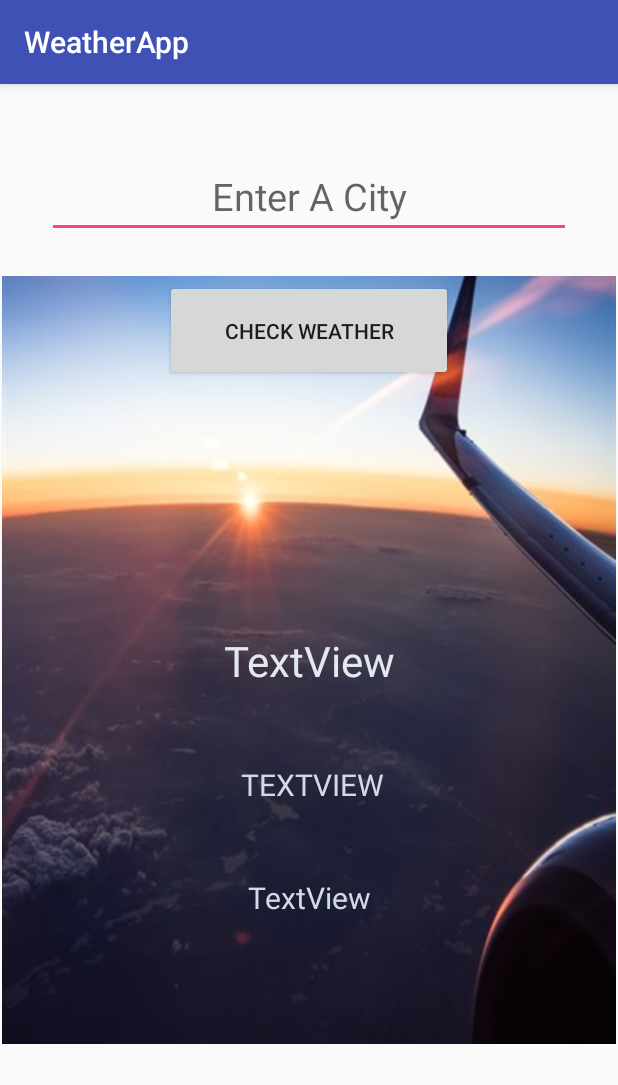
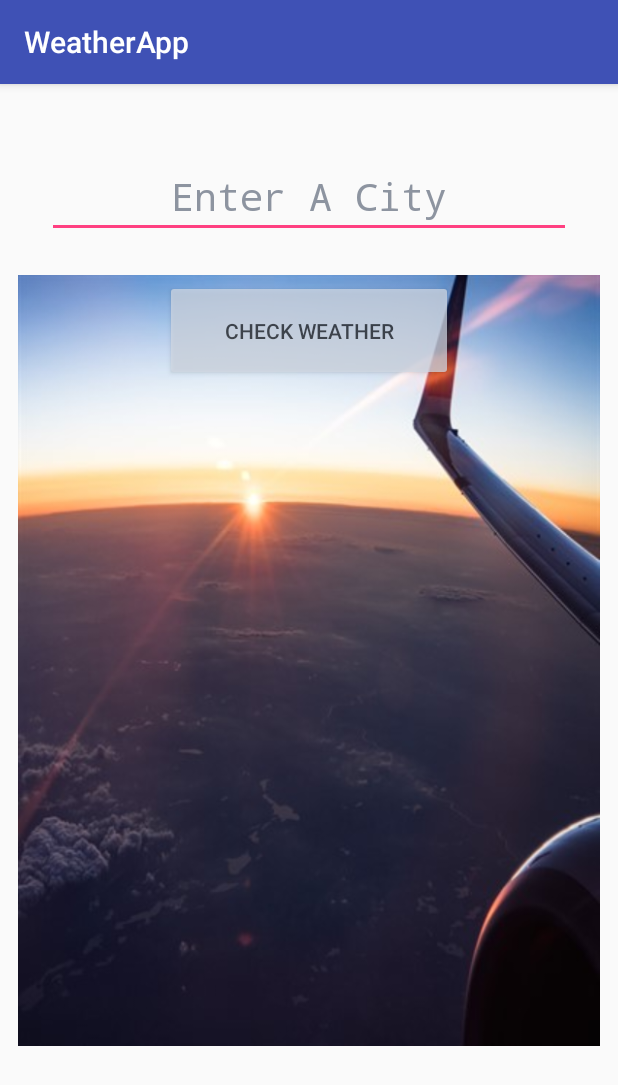
Before and after one commit to ledet20/Weather-App, an Android app: the screen it shows after launch (MainActivity), on a phone screen of 412 x 824 dp. Shown: the top 1085 px of the screen. Run offline under Robolectric (Android 15) with nearby library versions, the phone set to English and light mode, and no system bars.

Commit message:
functionality complete UI updated

```diff
--- a/app/src/main/java/com/ledetawano/weatherapp/MainActivity.java
+++ b/app/src/main/java/com/ledetawano/weatherapp/MainActivity.java
@@ -61,7 +61,6 @@ public class MainActivity extends AppCompatActivity {
         cityNameTextView = (TextView) findViewById(R.id.cityNameTextView);
         displayTempTextView = (TextView) findViewById(R.id.displayTempTextView);
         weatherDescriptionTextView = (TextView) findViewById(R.id.weatherDescriptionTextView);
-
 
     }
 
--- a/app/src/main/res/layout/activity_main.xml
+++ b/app/src/main/res/layout/activity_main.xml
@@ -10,26 +10,24 @@
 
     <ImageView
         android:id="@+id/imageView2"
-        android:layout_width="0dp"
-        android:layout_height="0dp"
+        android:layout_width="388dp"
+        android:layout_height="527dp"
+        android:layout_marginEnd="1dp"
+        android:layout_marginLeft="1dp"
+        android:layout_marginRight="1dp"
+        android:layout_marginStart="1dp"
         android:contentDescription="globe"
         android:visibility="visible"
-        app:srcCompat="@drawable/sky"
+        app:layout_constraintBottom_toBottomOf="parent"
+        app:layout_constraintLeft_toLeftOf="parent"
+        app:layout_constraintRight_toRightOf="parent"
+        app:layout_constraintTop_toTopOf="parent"
+        app:srcCompat="@drawable/background"
         tools:ignore="MissingConstraints"
-        tools:layout_constraintTop_creator="1"
+        tools:layout_constraintBottom_creator="1"
+        tools:layout_constraintLeft_creator="1"
         tools:layout_constraintRight_creator="1"
-        tools:layout_constraintBottom_creator="1"
-        android:layout_marginStart="1dp"
-        app:layout_constraintBottom_toBottomOf="parent"
-        android:layout_marginEnd="1dp"
-        app:layout_constraintRight_toRightOf="parent"
-        tools:layout_constraintLeft_creator="1"
-        app:layout_constraintLeft_toLeftOf="parent"
-        app:layout_constraintTop_toTopOf="parent"
-        android:layout_marginLeft="1dp"
-        android:layout_marginRight="1dp"
-        app:layout_constraintHorizontal_bias="0.0"
-        app:layout_constraintVertical_bias="0.0" />
+        tools:layout_constraintTop_creator="1" />
 
     <EditText
         android:id="@+id/userInputCity"
@@ -44,8 +42,13 @@
         android:gravity="center"
         android:hint="Enter A City"
         android:inputType="textNoSuggestions"
+        android:shadowColor="@color/grey"
+        android:textColor="@color/black"
+        android:textColorHighlight="@color/lightBlue"
+        android:textColorHint="@color/grey"
         android:textColorLink="?attr/colorButtonNormal"
         android:textSize="25sp"
+        android:typeface="monospace"
         app:layout_constraintLeft_toLeftOf="parent"
         app:layout_constraintRight_toRightOf="parent"
         app:layout_constraintTop_toTopOf="parent"
@@ -60,6 +63,9 @@
         android:layout_marginTop="28dp"
         android:onClick="searchForCity"
         android:text="check weather"
+        android:textColorLink="@color/grey"
+        android:backgroundTint="@color/lightBlue"
+        android:alpha="0.73"
         app:layout_constraintLeft_toLeftOf="parent"
         app:layout_constraintRight_toRightOf="parent"
         app:layout_constraintTop_toBottomOf="@+id/userInputCity"
@@ -72,20 +78,20 @@
         android:layout_width="0dp"
         android:layout_height="56dp"
         android:layout_marginEnd="66dp"
+        android:layout_marginLeft="66dp"
+        android:layout_marginRight="66dp"
         android:layout_marginStart="66dp"
+        android:layout_marginTop="32dp"
         android:gravity="center"
-        android:text=" TEXTVIEW"
+        android:textColor="@color/lightBlue"
         android:textSize="20sp"
-        tools:layout_constraintTop_creator="1"
-        tools:layout_constraintRight_creator="1"
+        android:typeface="monospace"
+        app:layout_constraintLeft_toLeftOf="parent"
         app:layout_constraintRight_toRightOf="parent"
-        android:layout_marginTop="32dp"
         app:layout_constraintTop_toBottomOf="@+id/cityNameTextView"
         tools:layout_constraintLeft_creator="1"
-        app:layout_constraintLeft_toLeftOf="parent"
-        android:textColor="@color/lightBlue"
-        android:layout_marginLeft="66dp"
-        android:layout_marginRight="66dp" />
+        tools:layout_constraintRight_creator="1"
+        tools:layout_constraintTop_creator="1" />
 
     <TextView
         android:id="@+id/weatherDescriptionTextView"
@@ -97,9 +103,9 @@
         android:layout_marginStart="66dp"
         android:layout_marginTop="18dp"
         android:gravity="center"
-        android:text="TextView"
         android:textColor="@color/lightBlue"
         android:textSize="20sp"
+        android:typeface="monospace"
         app:layout_constraintHorizontal_bias="0.0"
         app:layout_constraintLeft_toLeftOf="parent"
         app:layout_constraintRight_toRightOf="parent"
@@ -113,9 +119,9 @@
         android:layout_width="187dp"
         android:layout_height="46dp"
         android:gravity="center"
-        android:text="TextView"
-        android:textSize="28sp"
         android:textColor="@color/offWhite"
+        android:textSize="30sp"
+        android:typeface="monospace"
         app:layout_constraintBottom_toBottomOf="parent"
         app:layout_constraintLeft_toLeftOf="parent"
         app:layout_constraintRight_toRightOf="parent"
--- a/app/src/main/res/values/colors.xml
+++ b/app/src/main/res/values/colors.xml
@@ -5,5 +5,8 @@
     <color name="colorAccent">#FF4081</color>
     <color name="lightBlue">#d3dae5</color>
     <color name="offWhite">#e3e8ef</color>
+    <color name="grey">#8d94a0</color>
+    <color name="black">#000000</color>
+
 
 </resources>
```
Also changed, not shown: app/src/main/res/drawable/background.jpg (added), app/src/main/res/drawable/sky.jpg (deleted).
